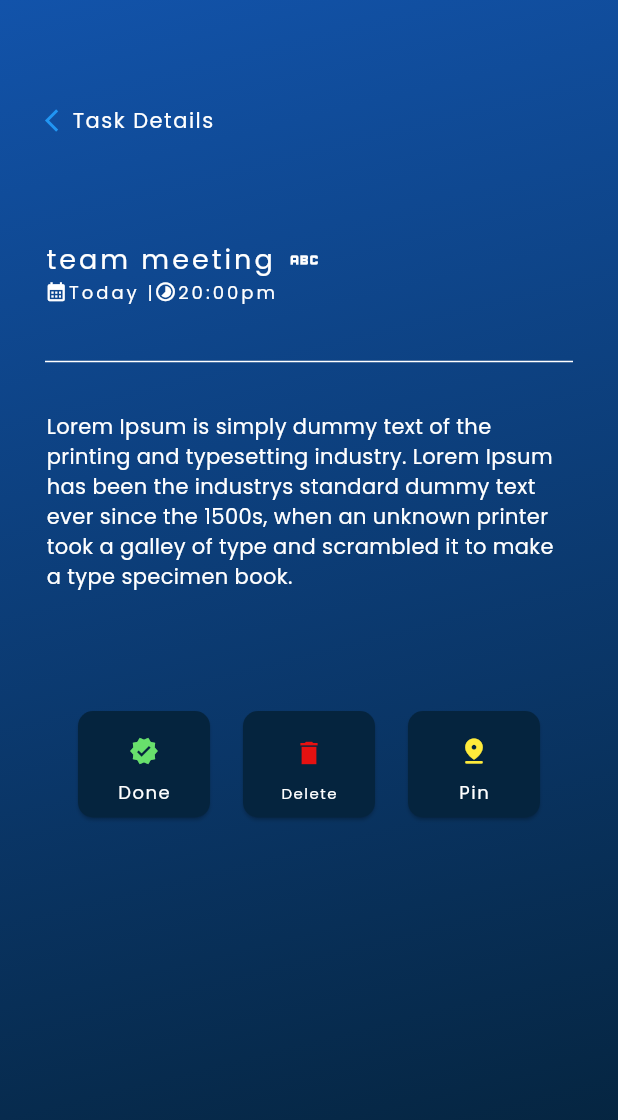
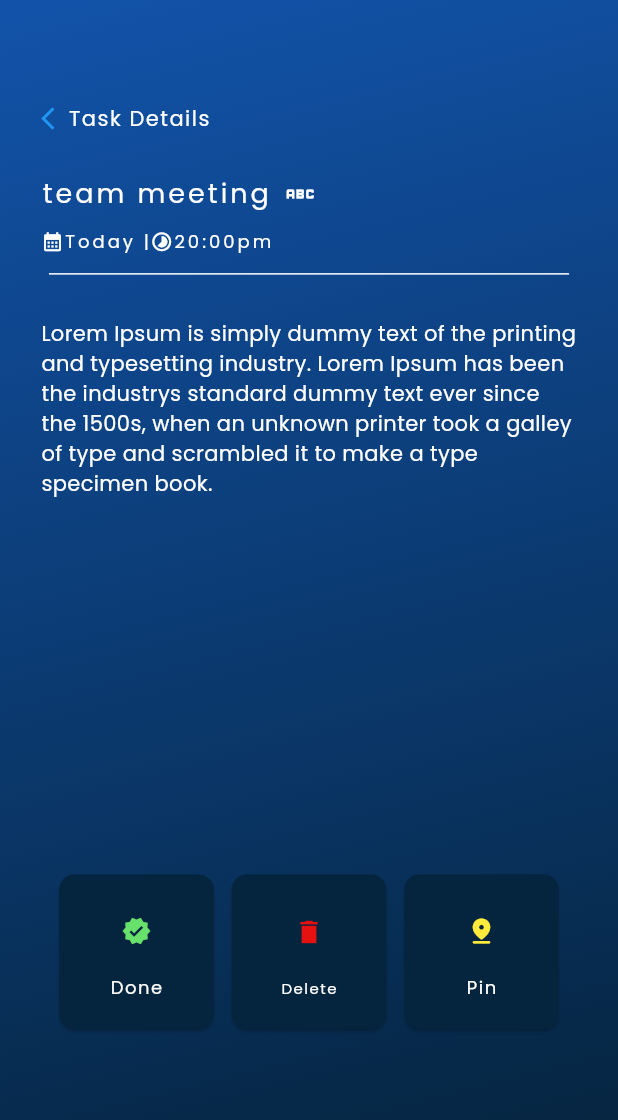
Before and after one commit to Kendra-ui/kendra_todo, a Flutter app: the Info screen opened directly, on a phone screen of 412 x 824 dp. Shown: the top 1120 px of the screen. Run offline on Flutter 3.47's test engine with Material 2 defaults, Android fonts, the phone set to English and light mode, and no system bars; our stand-ins replace table_calendar.

Commit message:
Initial commit

```diff
--- a/lib/utils/custom_textfield/text4.dart
+++ b/lib/utils/custom_textfield/text4.dart
@@ -255,10 +255,10 @@ class Text4 extends StatelessWidget {
                            Column(
                 children: [
                 Padding(
-                      padding: const EdgeInsets.only(top:25),
+                      padding: const EdgeInsets.only(top:10),
                       child: Container(
                         width: MediaQuery.of(context).size.width/1.2,
-                        height: 40,
+                        height: MediaQuery.of(context).size.height/15,
                         decoration:  BoxDecoration(
                           color: const Color(0xFF05243E),
                           borderRadius: BorderRadius.circular(5)
@@ -280,24 +280,30 @@ class Text4 extends StatelessWidget {
                            ),
 
                    Padding(
-                    padding:  EdgeInsets.all(MediaQuery.of(context).size.width/13),
+                    padding:  const EdgeInsets.only(top: 15),
+                    child: SizedBox(
+                      height: MediaQuery.of(context).size.height/5,
+                      width: MediaQuery.of(context).size.width/1.2,
                       child: const TextField(
                         decoration:  InputDecoration(
                           labelText: "Description",
                           labelStyle: TextStyle(color: Colors.white, fontFamily: 'Poppins', letterSpacing: 1),
                           filled: true,
                           fillColor: Color.fromRGBO(5, 36, 62, 1),
-                        prefixIcon:  Padding(padding: EdgeInsets.only(bottom:110),
+                          prefixIcon:  Padding(padding: EdgeInsets.only(bottom:90),
                           child: Icon(Icons.line_weight, color: Colors.white,),)
                         ),
                        style: TextStyle(fontSize: 15, color: Colors.white, fontFamily: "Poppins"),
                       ),
                     ),
+                  ),
 
-                   Row(
+                   Padding(
+                     padding: const EdgeInsets.only(top:10),
+                     child: Row(
                       mainAxisAlignment: MainAxisAlignment.spaceBetween,
                       children: [
-                      SizedBox(width:MediaQuery.of(context).size.width/100,),
+                        SizedBox(width:MediaQuery.of(context).size.width/30),
                          SizedBox(
                           width: MediaQuery.of(context).size.width/3,
                           height: MediaQuery.of(context).size.height/15,
@@ -319,6 +325,7 @@ class Text4 extends StatelessWidget {
                           ),
                         ),
 
+
                          SizedBox(
                           width: MediaQuery.of(context).size.width/3,
                           height: MediaQuery.of(context).size.height/15,
@@ -338,9 +345,12 @@ class Text4 extends StatelessWidget {
                            style: TextStyle(fontSize: 15, color: Colors.white),
                           ),
                         ),
-                       SizedBox(width: MediaQuery.of(context).size.width/500,)
+                         SizedBox(width: MediaQuery.of(context).size.width/100,)
                       ],
                     ),
+                   ),
+
+                  SizedBox(height:MediaQuery.of(context).size.height/50),
 
                   Row(
                     mainAxisAlignment: MainAxisAlignment.spaceBetween,
--- a/lib/widgets/info.dart
+++ b/lib/widgets/info.dart
@@ -24,9 +24,11 @@ class Info extends StatelessWidget {
         ),
         child:
          Padding(
-          padding:  const EdgeInsets.only(top:70.0, left: 30),
+          padding:   EdgeInsets.all(MediaQuery.of(context).size.width/15),
           child: Column(
             children: [
+              SizedBox(height:MediaQuery.of(context).size.height/20),
+
                Row(
                 children: [
                   GestureDetector(
@@ -40,9 +42,9 @@ class Info extends StatelessWidget {
                 ],
               ),
 
-              const Padding(
-                padding: EdgeInsets.only(top:70.0),
-                child: Row(
+              SizedBox(height:MediaQuery.of(context).size.height/30),
+
+              const Row(
                 children: [
                   Text('team meeting', style: TextStyle(color: Colors.white, fontFamily: 'Poppins', letterSpacing: 2, fontSize: 18),),
                   Padding(
@@ -51,7 +53,8 @@ class Info extends StatelessWidget {
                   ),
                 ],
               ),
-              ),
+              SizedBox(height:MediaQuery.of(context).size.height/80),
+
               const Row(
                 children: [
                   Icon(Icons.calendar_month, color: Colors.white, size: 15,),
@@ -60,28 +63,28 @@ class Info extends StatelessWidget {
                   Text('20:00pm',style: TextStyle(color: Colors.white, fontFamily: 'Poppins', letterSpacing: 2, fontSize: 12),)
                 ],
               ),
-              const Padding(
-                padding: EdgeInsets.only(top:30.0, right: 30),
-                child: Divider(color: Colors.white, thickness: 1,),
+               Padding(
+                padding: EdgeInsets.all(MediaQuery.of(context).size.width/80),
+                child: const Divider(color: Colors.white, thickness: 1,),
               ),
-              const Padding(
-                padding: EdgeInsets.only(top:25.0, right: 30),
-                child: SizedBox(
-                  width: 350,
-                  height: 150,
-                  child: Text('Lorem Ipsum is simply dummy text of the printing and typesetting industry. Lorem Ipsum has been the industrys standard dummy text ever since the 1500s, when an unknown printer took a galley of type and scrambled it to make a type specimen book.'
+
+              SizedBox(height: MediaQuery.of(context).size.height/50),
+               SizedBox(
+                 width: MediaQuery.of(context).size.width/1,
+                 height: MediaQuery.of(context).size.height/4,
+                 child: const Text('Lorem Ipsum is simply dummy text of the printing and typesetting industry. Lorem Ipsum has been the industrys standard dummy text ever since the 1500s, when an unknown printer took a galley of type and scrambled it to make a type specimen book.'
                  , style: TextStyle(fontFamily: "Poppins", fontSize: 14, color: Colors.white),),
                ),
-              ),
 
-              Padding(
-                    padding: const EdgeInsets.only(top:50, right: 30),
-                    child: Row(
+            SizedBox(height: MediaQuery.of(context).size.height/5),
+
+
+              Row(
                 mainAxisAlignment: MainAxisAlignment.spaceEvenly,
                children: [
                 SizedBox(
-                        width: 88,
-                        height: 71,
+                  width: MediaQuery.of(context).size.width/4,
+                  height: MediaQuery.of(context).size.height/8,
                   child: ElevatedButton(
                     style: ButtonStyle(
                        backgroundColor:MaterialStateProperty.all(const Color(0xFF05243E)),
@@ -111,8 +114,8 @@ class Info extends StatelessWidget {
                 ),
 
                 SizedBox(
-                        width: 88,
-                        height: 71,
+                   width: MediaQuery.of(context).size.width/4,
+                  height: MediaQuery.of(context).size.height/8,
                   child: ElevatedButton(
                     style: ButtonStyle(
                        backgroundColor:MaterialStateProperty.all(const Color(0xFF05243E)),
@@ -138,8 +141,8 @@ class Info extends StatelessWidget {
                 ),
 
                 SizedBox(
-                        width: 88,
-                        height: 71,
+                  width: MediaQuery.of(context).size.width/4,
+                  height: MediaQuery.of(context).size.height/8,
                   child: ElevatedButton(
                     style: ButtonStyle(
                        backgroundColor:MaterialStateProperty.all(const Color(0xFF05243E)),
@@ -165,7 +168,6 @@ class Info extends StatelessWidget {
                 ),
             ],
           ),
-        ),
           ]),
         ),
         )
```
Lines whose indentation alone changed are shown as unchanged.
